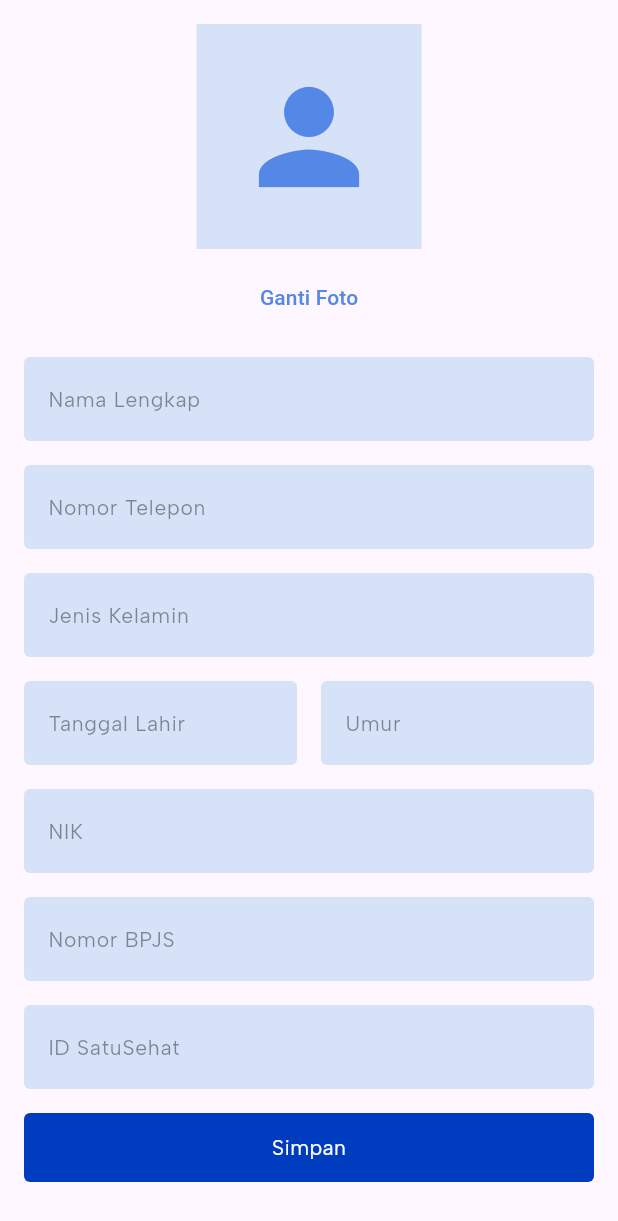
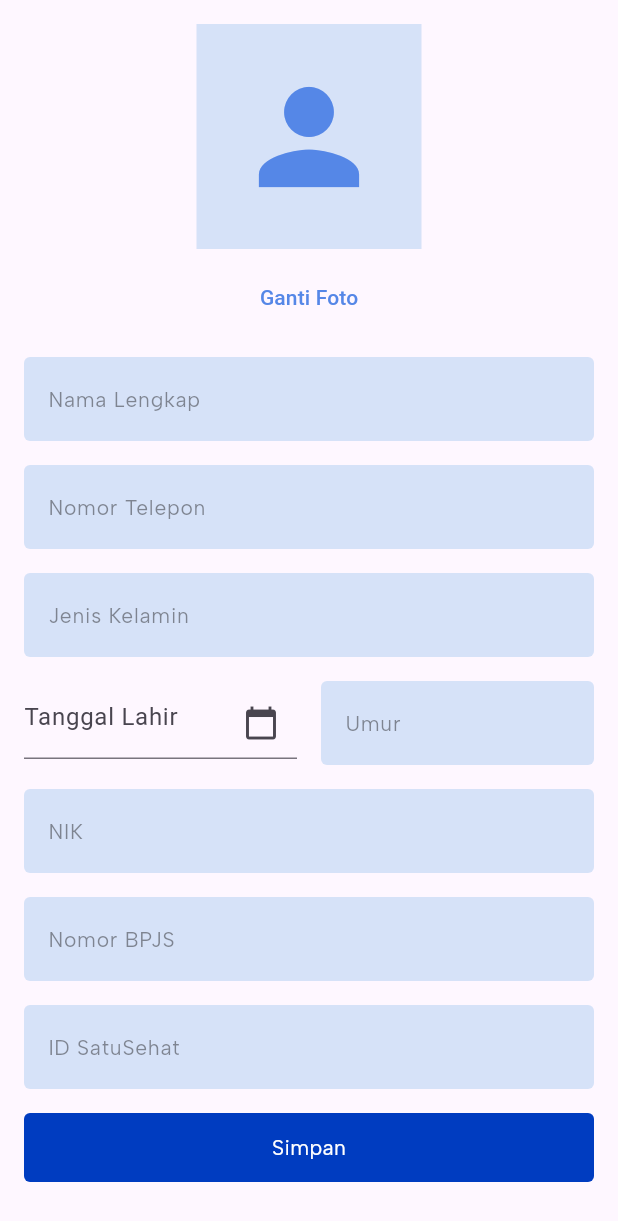
Before and after one commit to wenkawendira/data-center, a Flutter app: the _EditpasienScreen widget shown alone on an empty page, opened directly, on a phone screen of 412 x 824 dp. Shown: the top 1221 px of the screen. Run offline on Flutter 3.47's test engine with Material 3 defaults, Android fonts, the phone set to English and light mode, and no system bars; our stand-ins replace google_fonts.

Commit message:
Update EditPasien.dart with date picker

```diff
--- a/lib/view/screens/EditPasien.dart
+++ b/lib/view/screens/EditPasien.dart
@@ -1,5 +1,4 @@
 import 'package:flutter/material.dart';
-//import 'package:google_fonts/google_fonts.dart';
 import '../components/navbar.dart';
 import '../components/textinputfield.dart';
 import '../components/pagebutton.dart';
@@ -44,11 +43,30 @@ class __EditpasienScreenState extends State<_EditpasienScreen> {
   final TextEditingController _nameController = TextEditingController();
   final TextEditingController _phoneController = TextEditingController();
   final TextEditingController _genderController = TextEditingController();
-  final TextEditingController _dobController = TextEditingController();
   final TextEditingController _nikController = TextEditingController();
   final TextEditingController _bpjsController = TextEditingController();
   final TextEditingController _satuSehatController = TextEditingController();
   final TextEditingController _ageController = TextEditingController();
+  DateTime? _selectedDate; // Variable to store selected date
+
+  // Function to show date picker and update selected date
+  Future<void> _selectDate(BuildContext context) async {
+    final DateTime? picked = await showDatePicker(
+      context: context,
+      initialDate: _selectedDate ?? DateTime.now(),
+      firstDate: DateTime(1900),
+      lastDate: DateTime.now(),
+    );
+    if (picked != null && picked != _selectedDate) {
+      setState(() {
+        _selectedDate = picked;
+        // Update the text in your TextField accordingly
+        _dobController.text = '${picked.day}/${picked.month}/${picked.year}';
+      });
+    }
+  }
+
+  final TextEditingController _dobController = TextEditingController(); // Controller for Date of Birth
 
   @override
   Widget build(BuildContext context) {
@@ -94,9 +112,17 @@ class __EditpasienScreenState extends State<_EditpasienScreen> {
           Row(
             children: [
               Expanded(
-                child: TextInputField(
-                  hintText: 'Tanggal Lahir',
+                child: TextFormField(
                   controller: _dobController,
+                  readOnly: true,
+                  onTap: () => _selectDate(context),
+                  decoration: InputDecoration(
+                    hintText: 'Tanggal Lahir',
+                    suffixIcon: IconButton(
+                      icon: Icon(Icons.calendar_today),
+                      onPressed: () => _selectDate(context),
+                    ),
+                  ),
                 ),
               ),
               SizedBox(width: 16),
```
